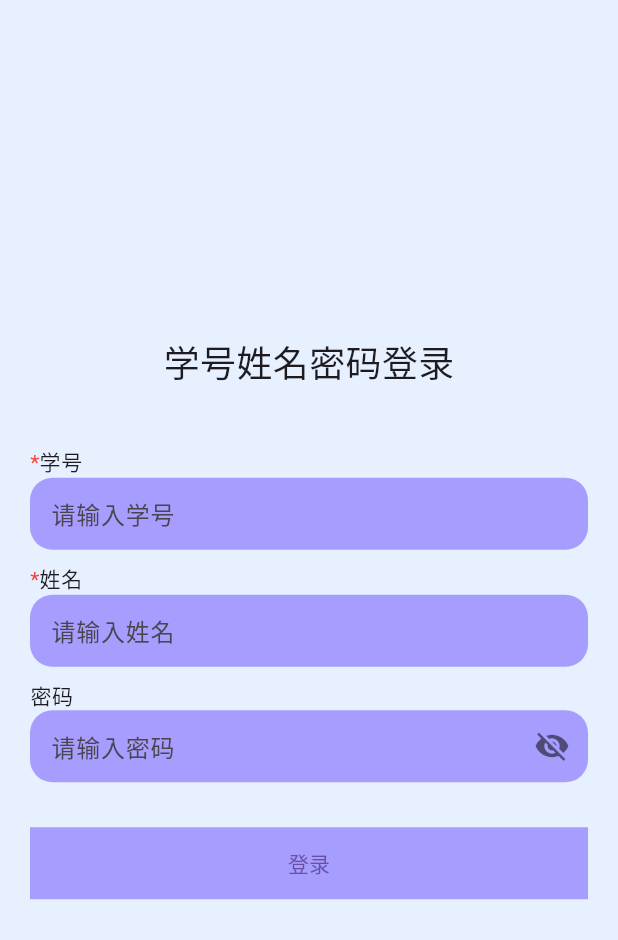
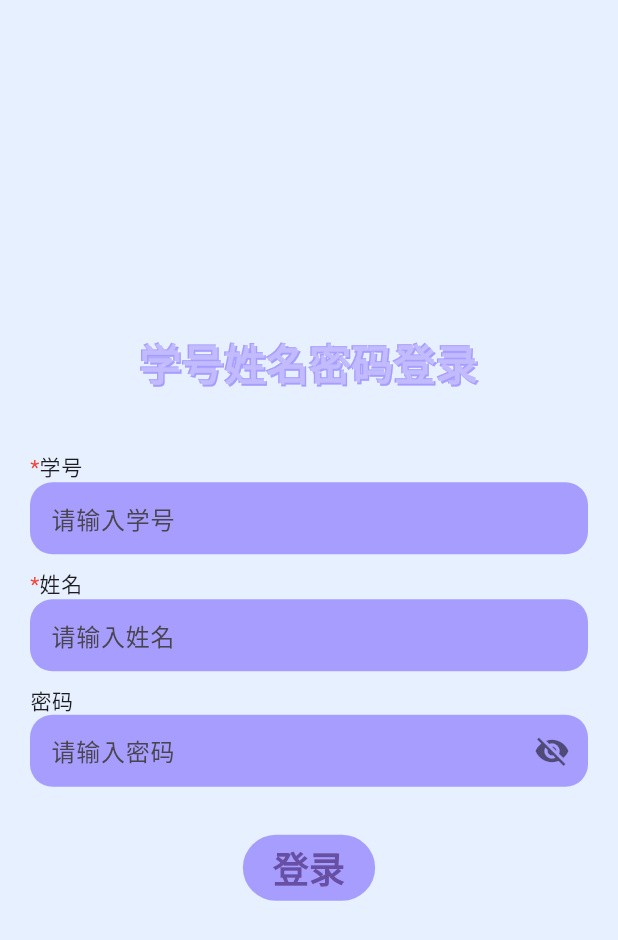
Before and after one commit to xinyuan-noname/shine-yarn-app, a Flutter app: the screen it shows after launch, on a phone screen of 412 x 824 dp. Shown: the top 940 px of the screen. Run offline on Flutter 3.47's test engine with Material 3 defaults, Android fonts, the phone set to English and light mode, and no system bars; our stand-ins replace shared_preferences; Roboto replaces fonts that are missing (SmileySans); statements that could not run were skipped.

Commit message:
feat(login): 更新登录页面UI样式
- 调整登录标题文本样式，添加颜色、字体、阴影等视觉效果
- 将登录按钮容器改为SizedBox，并优化按钮样式和文字格式
- 添加SmileySans字体

```diff
--- a/lib/pages/login.dart
+++ b/lib/pages/login.dart
@@ -25,7 +25,19 @@ class _LoginPageState extends State<LoginPage> {
           crossAxisAlignment: CrossAxisAlignment.start,
           children: [
             Center(
-              child: const Text("学号姓名密码登录", style: TextStyle(fontSize: 24)),
+              child: const Text(
+                "学号姓名密码登录",
+                style: TextStyle(
+                  color: Colors.white30,
+                  fontFamily: "SmileySans",
+                  fontSize: 28,
+                  fontWeight: FontWeight.w900,
+                  shadows: [
+                    Shadow(offset: Offset(1, 1), color: mainColorPurple),
+                    Shadow(offset: Offset(-1, -1), color: mainColorPurple),
+                  ],
+                ),
+              ),
             ),
             const SizedBox(height: 40),
             NumberInput(title: "学号", color: mainColorPurple, isRequired: true),
@@ -34,11 +46,26 @@ class _LoginPageState extends State<LoginPage> {
             const SizedBox(height: 10),
             Password(color: mainColorPurple),
             const SizedBox(height: 30),
-            Container(
-              color: mainColorPurple,
-              width: double.infinity,
+            SizedBox(
               height: 48,
-              child: TextButton(onPressed: () {}, child: const Text("登录")),
+              child: Align(
+                alignment: Alignment.center,
+                child: TextButton(
+                  onPressed: () {},
+                  style: TextButton.styleFrom(
+                    backgroundColor: mainColorPurple,
+                    padding: EdgeInsets.fromLTRB(20, 5, 20, 5),
+                  ),
+                  child: const Text(
+                    "登录",
+                    style: TextStyle(
+                      fontSize: 24,
+                      fontWeight: FontWeight.bold,
+                      fontFamily: "SmileySans",
+                    ),
+                  ),
+                ),
+              ),
             ),
           ],
         ),
```
